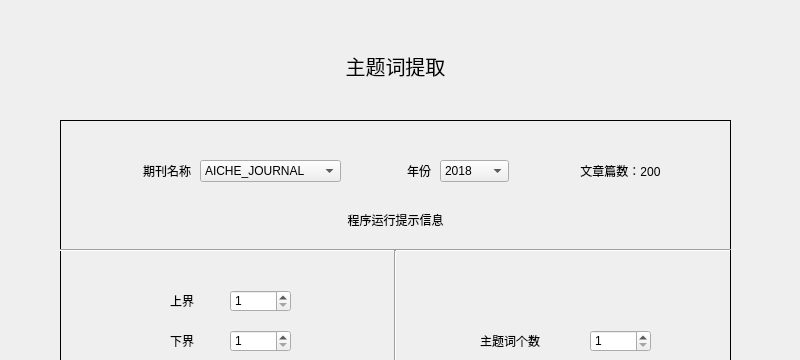
This is view/ui_select_lda.ui in ZUCCBBQ/Ocean as Qt 5 draws it before an edit; both pictures show x 0 to 800 and y 0 to 360 of the 800 by 601 pixel window. The edited form follows.
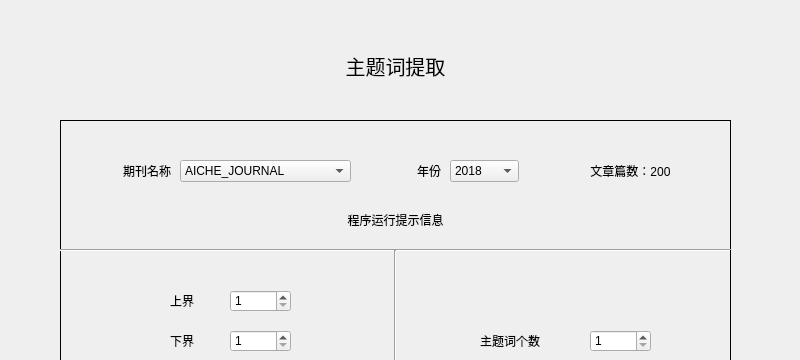
This is the edited form.

What changed in the file:
```diff
--- a/view/ui_select_lda.ui
+++ b/view/ui_select_lda.ui
@@ -17,7 +17,7 @@
    <widget class="QLabel" name="journalLabel">
     <property name="geometry">
      <rect>
-      <x>120</x>
+      <x>100</x>
       <y>160</y>
       <width>71</width>
       <height>21</height>
@@ -36,9 +36,9 @@
    <widget class="QComboBox" name="journalComboBox">
     <property name="geometry">
      <rect>
-      <x>200</x>
+      <x>180</x>
       <y>160</y>
-      <width>141</width>
+      <width>171</width>
       <height>22</height>
      </rect>
     </property>
@@ -54,7 +54,7 @@
    <widget class="QLabel" name="yearLabel">
     <property name="geometry">
      <rect>
-      <x>390</x>
+      <x>400</x>
       <y>160</y>
       <width>41</width>
       <height>21</height>
@@ -76,7 +76,7 @@
    <widget class="QComboBox" name="yearComboBox">
     <property name="geometry">
      <rect>
-      <x>440</x>
+      <x>450</x>
       <y>160</y>
       <width>69</width>
       <height>22</height>
@@ -94,7 +94,7 @@
    <widget class="QLabel" name="numpaperLabel">
     <property name="geometry">
      <rect>
-      <x>550</x>
+      <x>560</x>
       <y>160</y>
       <width>141</width>
       <height>21</height>
@@ -279,9 +279,9 @@
    <widget class="QLabel" name="promptLabel">
     <property name="geometry">
      <rect>
-      <x>150</x>
+      <x>120</x>
       <y>200</y>
-      <width>491</width>
+      <width>551</width>
       <height>41</height>
      </rect>
     </property>
```
